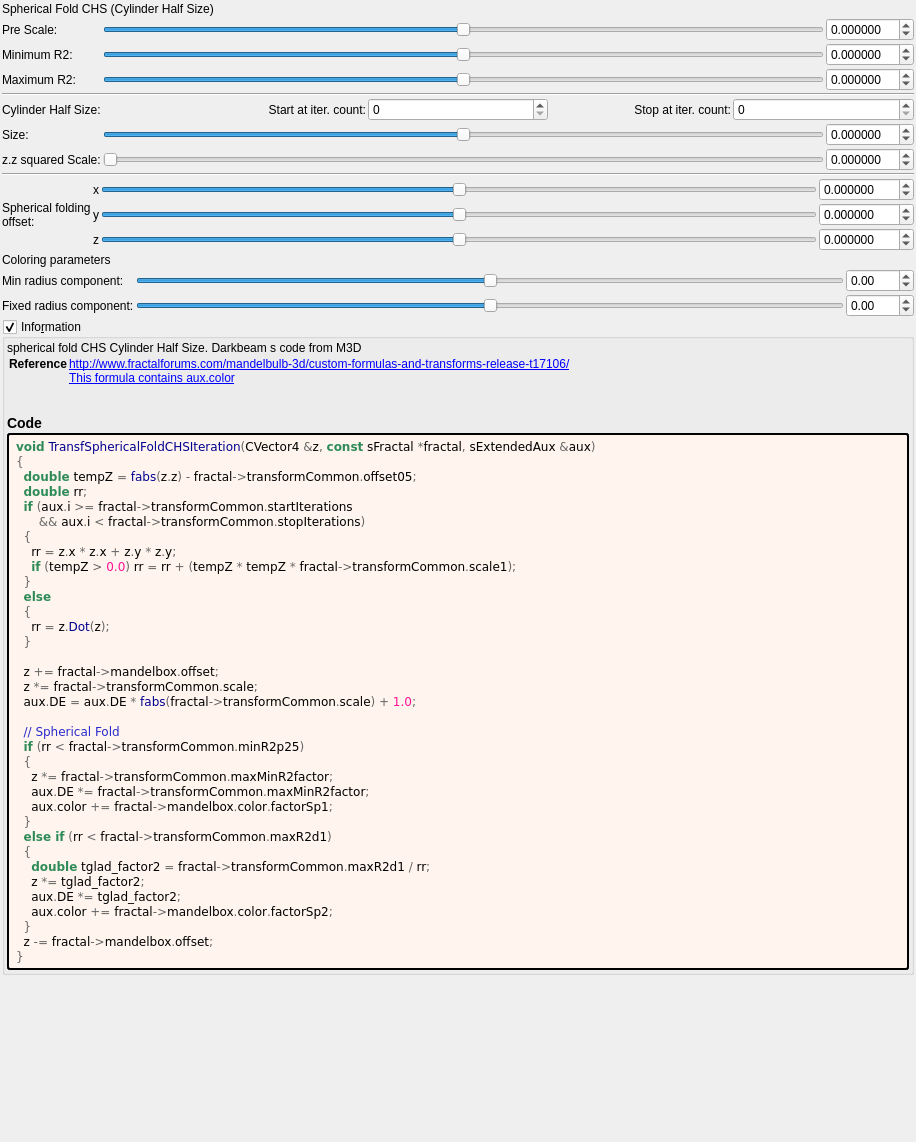
This is mandelbulber2/formula/ui/fractal_transf_spherical_fold_chs.ui in buddhi1980/mandelbulber2 as Qt 5 draws it before an edit. The edited form follows.
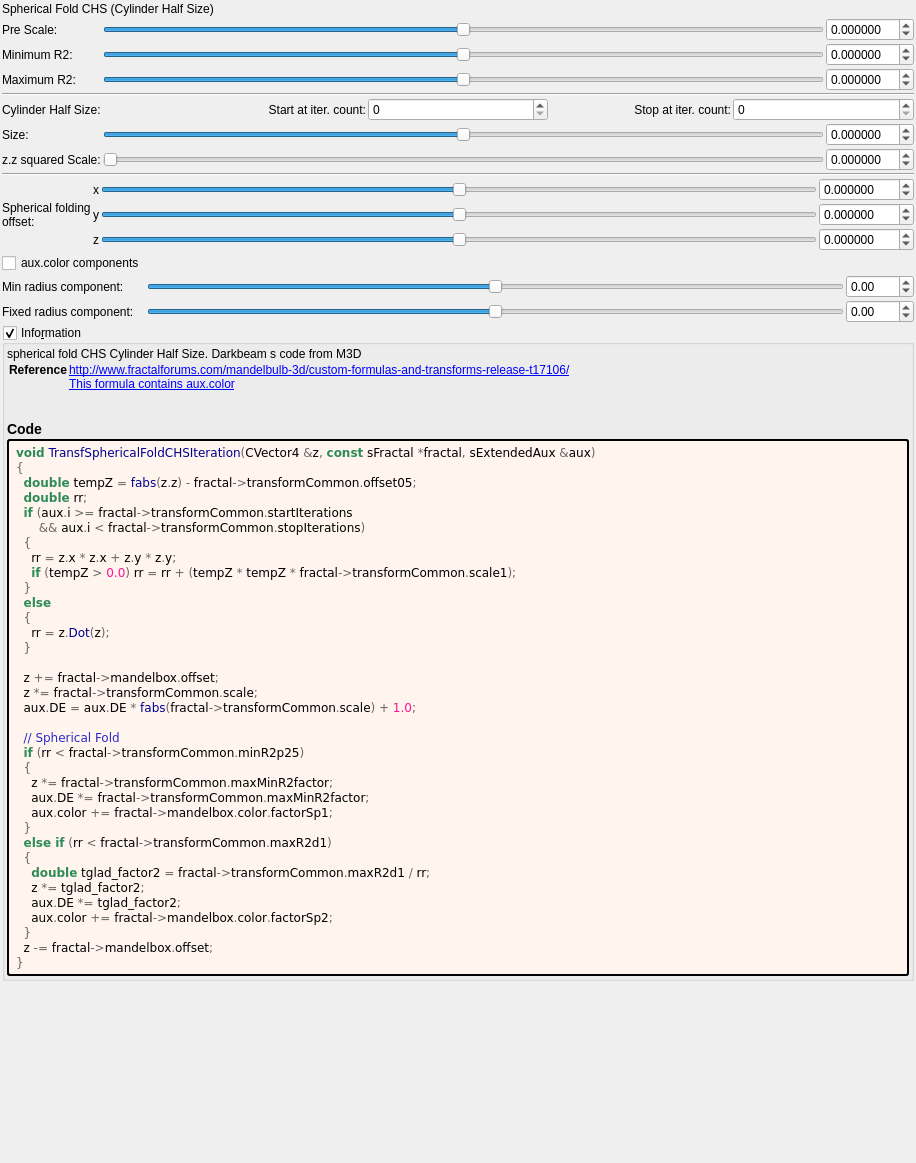
This is the edited form. Custom widgets are drawn as their Qt base class.

Commit message: more aux.color updates

```diff
--- a/mandelbulber2/formula/ui/fractal_transf_spherical_fold_chs.ui
+++ b/mandelbulber2/formula/ui/fractal_transf_spherical_fold_chs.ui
@@ -7,7 +7,7 @@
     <x>0</x>
     <y>0</y>
     <width>916</width>
-    <height>1142</height>
+    <height>1163</height>
    </rect>
   </property>
   <property name="windowTitle">
@@ -635,13 +635,6 @@
      <property name="spacing">
       <number>2</number>
      </property>
-     <item row="0" column="0">
-      <widget class="QLabel" name="label_53">
-       <property name="text">
-        <string>Coloring parameters</string>
-       </property>
-      </widget>
-     </item>
      <item row="1" column="2">
       <widget class="MyDoubleSpinBox" name="spinbox_mandelbox_color_Sp1">
        <property name="sizePolicy">
@@ -756,6 +749,13 @@
        </property>
       </widget>
      </item>
+     <item row="0" column="0">
+      <widget class="QCheckBox" name="checkBox_fold_color_aux_color_enabled_false">
+       <property name="text">
+        <string notr="true">aux.color components</string>
+       </property>
+      </widget>
+     </item>
     </layout>
    </item>
    <item>
```
Left out of the diff: 8 changed lines with no effect on the pictures. Lines whose indentation alone changed are shown as unchanged. The commit also changes 8 other files.
